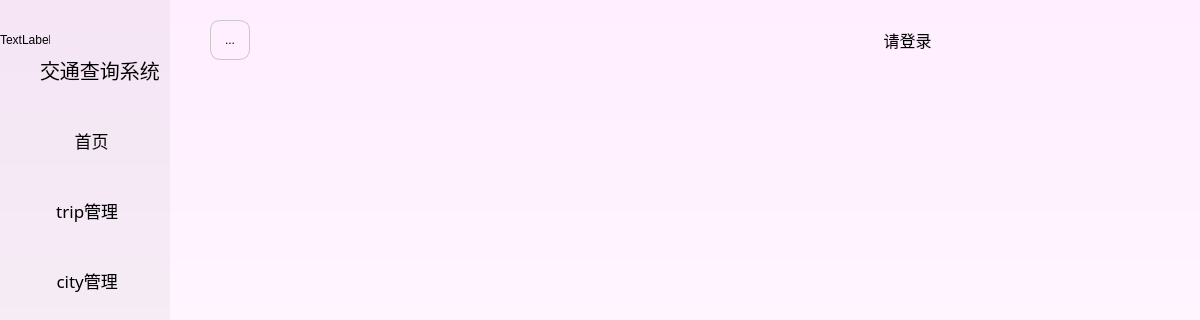
8-bit-s/Transportation-System, file TAapp/mainwindow.ui: the form before one commit; both pictures show x 0 to 1200 and y 0 to 320 of the 1200 by 800 pixel window.
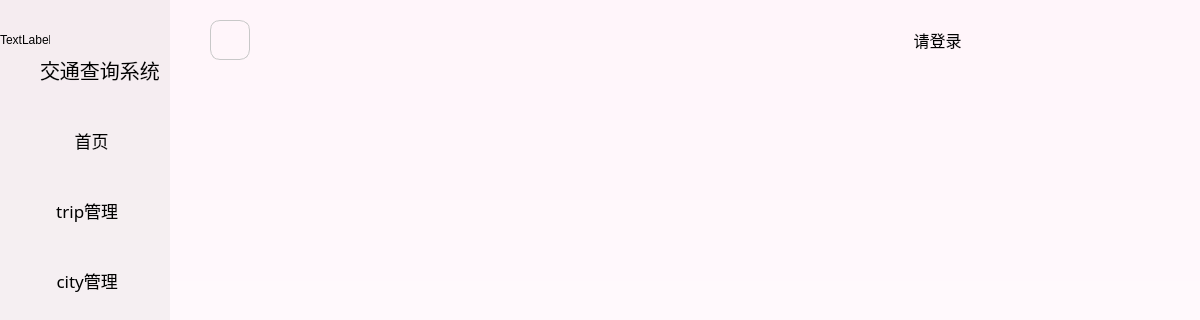
The form after the commit. Icons and pictures are not drawn.

The edit to the form file:
```diff
--- a/TAapp/mainwindow.ui
+++ b/TAapp/mainwindow.ui
@@ -36,8 +36,8 @@
     </sizepolicy>
    </property>
    <property name="styleSheet">
-    <string notr="true">QWidget {
-	 background: qlineargradient(x1:0, y1:0, x2:0, y2:1, stop:0 #ffeeff, stop:1 #ffffff); 
+    <string notr="true">#centralwidget {
+	 background: qlineargradient(x1:0, y1:0, x2:0, y2:1, stop:0 rgb(255,245,250), stop:1 rgb(255,255,255)); 
 }</string>
    </property>
    <widget class="QWidget" name="widget" native="true">
@@ -367,10 +367,26 @@
      </property>
     </widget>
    </widget>
+   <widget class="QWidget" name="widget_2" native="true">
+    <property name="geometry">
+     <rect>
+      <x>170</x>
+      <y>0</y>
+      <width>1030</width>
+      <height>70</height>
+     </rect>
+    </property>
+    <property name="styleSheet">
+     <string notr="true">
+QWidget { 
+	background-color: rgba(128,128,128,0)	;
+}
+</string>
+    </property>
    <widget class="QPushButton" name="loginButton">
     <property name="geometry">
      <rect>
-      <x>800</x>
+       <x>660</x>
       <y>20</y>
       <width>211</width>
       <height>40</height>
@@ -417,17 +433,17 @@
      </size>
     </property>
    </widget>
-   <widget class="QToolButton" name="backButton">
+    <widget class="QPushButton" name="backButton">
     <property name="geometry">
      <rect>
-      <x>210</x>
+       <x>40</x>
       <y>20</y>
       <width>40</width>
       <height>40</height>
      </rect>
     </property>
     <property name="styleSheet">
-     <string notr="true">QToolButton{   
+      <string notr="true">QPushButton{   
 	border-top: 1px  solid rgb(200,200,200);
 	border-bottom: 1px solid rgb(200,200,200);
 	border-right: 1px solid rgb(200,200,200); 
@@ -442,7 +458,7 @@
 }</string>
     </property>
     <property name="text">
-     <string>...</string>
+      <string/>
     </property>
     <property name="icon">
      <iconset resource="resource/res.qrc">
@@ -454,6 +470,7 @@
       <height>30</height>
      </size>
     </property>
+    </widget>
    </widget>
   </widget>
  </widget>
```
Left out of the diff: 10 changed lines with no effect on the pictures. Lines whose indentation alone changed are shown as unchanged.
